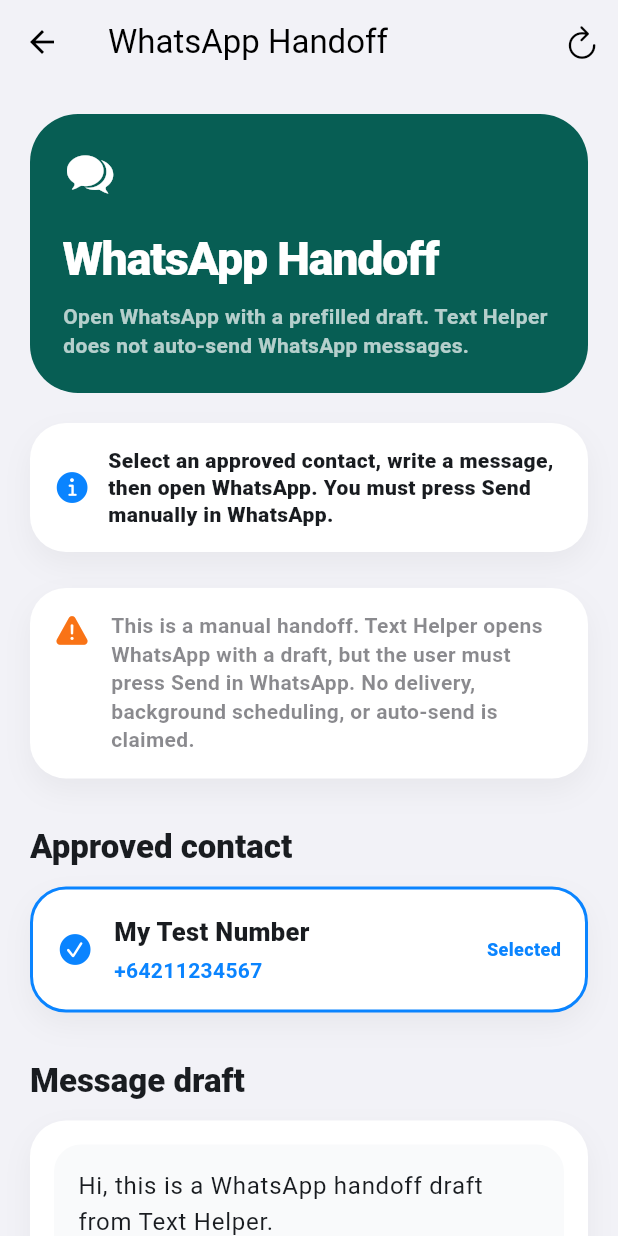
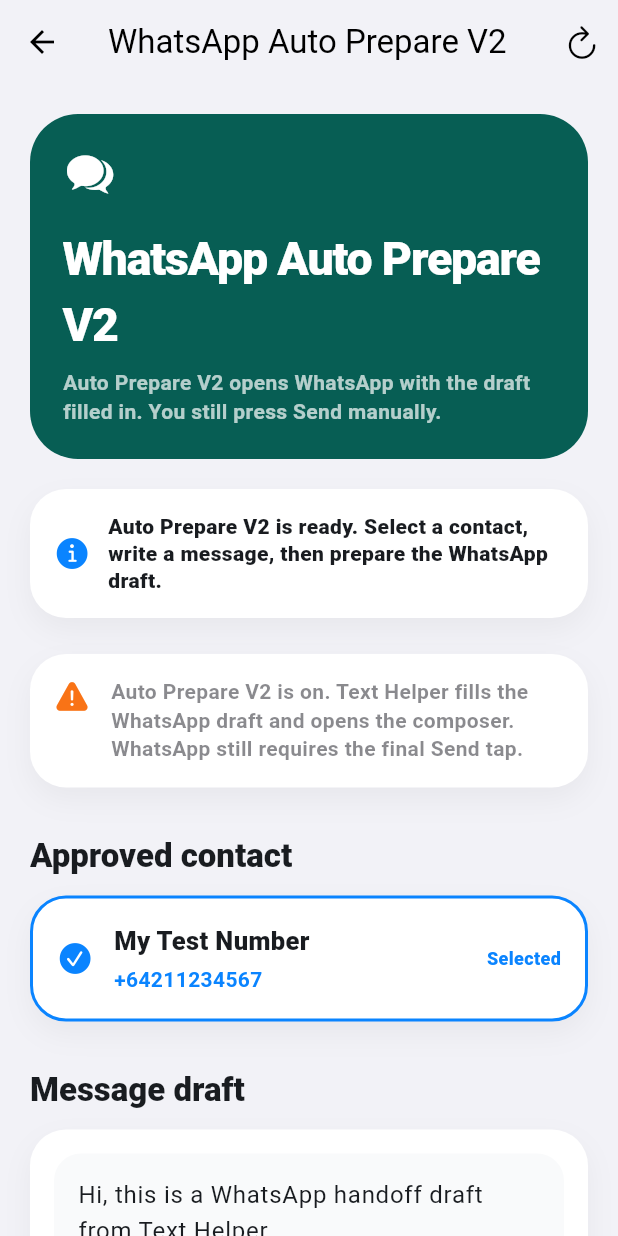
Before and after one commit to Archil3s/text-helper-, a Flutter app: the WhatsAppHandoffScreen screen opened directly, on a phone screen of 412 x 824 dp. Run offline on Flutter 3.47's test engine with Material 3 defaults, Android fonts, the phone set to English and light mode, and no system bars; our stand-ins replace shared_preferences; accounts and stored records are empty.

Commit message:
Force visible WhatsApp auto prepare update

```diff
--- a/lib/screens/home_screen.dart
+++ b/lib/screens/home_screen.dart
@@ -119,8 +119,9 @@
             ),
             _HomeButton(
               icon: CupertinoIcons.arrow_up_right_square_fill,
-              title: 'WhatsApp Handoff',
-              subtitle: 'Open WhatsApp with a draft. You manually press Send.',
+              title: 'WhatsApp Auto Prepare V2',
+              subtitle:
+                  'Prepare a WhatsApp draft automatically, then press Send manually.',
               onTap: () => _open(context, const WhatsAppHandoffScreen()),
             ),
             _HomeButton(
--- a/lib/screens/whatsapp_handoff_screen.dart
+++ b/lib/screens/whatsapp_handoff_screen.dart
@@ -31,7 +31,7 @@
   bool _loading = true;
   bool _opening = false;
   String _status =
-      'Select an approved contact, write a message, then open WhatsApp. You must press Send manually in WhatsApp.';
+      'Auto Prepare V2 is ready. Select a contact, write a message, then prepare the WhatsApp draft.';
 
   @override
   void initState() {
@@ -170,7 +170,7 @@
     return Scaffold(
       backgroundColor: const Color(0xFFF2F2F7),
       appBar: AppBar(
-        title: const Text('WhatsApp Handoff'),
+        title: const Text('WhatsApp Auto Prepare V2'),
         centerTitle: false,
         actions: [
           IconButton(
@@ -245,7 +245,7 @@
                         )
                       : const Icon(CupertinoIcons.arrow_up_right_square_fill),
                   label: Text(
-                    _opening ? 'Opening...' : 'Open WhatsApp Composer',
+                    _opening ? 'Opening...' : 'Auto Prepare WhatsApp Draft V2',
                   ),
                   style: FilledButton.styleFrom(
                     minimumSize: const Size.fromHeight(62),
@@ -285,7 +285,7 @@
           ),
           SizedBox(height: 16),
           Text(
-            'WhatsApp Handoff',
+            'WhatsApp Auto Prepare V2',
             style: TextStyle(
               color: Colors.white,
               fontSize: 31,
@@ -295,7 +295,7 @@
           ),
           SizedBox(height: 8),
           Text(
-            'Open WhatsApp with a prefilled draft. Text Helper does not auto-send WhatsApp messages.',
+            'Auto Prepare V2 opens WhatsApp with the draft filled in. You still press Send manually.',
             style: TextStyle(
               color: Colors.white70,
               height: 1.35,
@@ -389,7 +389,7 @@
           SizedBox(width: 14),
           Expanded(
             child: Text(
-              'This is a manual handoff. Text Helper opens WhatsApp with a draft, but the user must press Send in WhatsApp. No delivery, background scheduling, or auto-send is claimed.',
+              'Auto Prepare V2 is on. Text Helper fills the WhatsApp draft and opens the composer. WhatsApp still requires the final Send tap.',
               style: TextStyle(
                 color: CupertinoColors.secondaryLabel,
                 height: 1.35,
```
